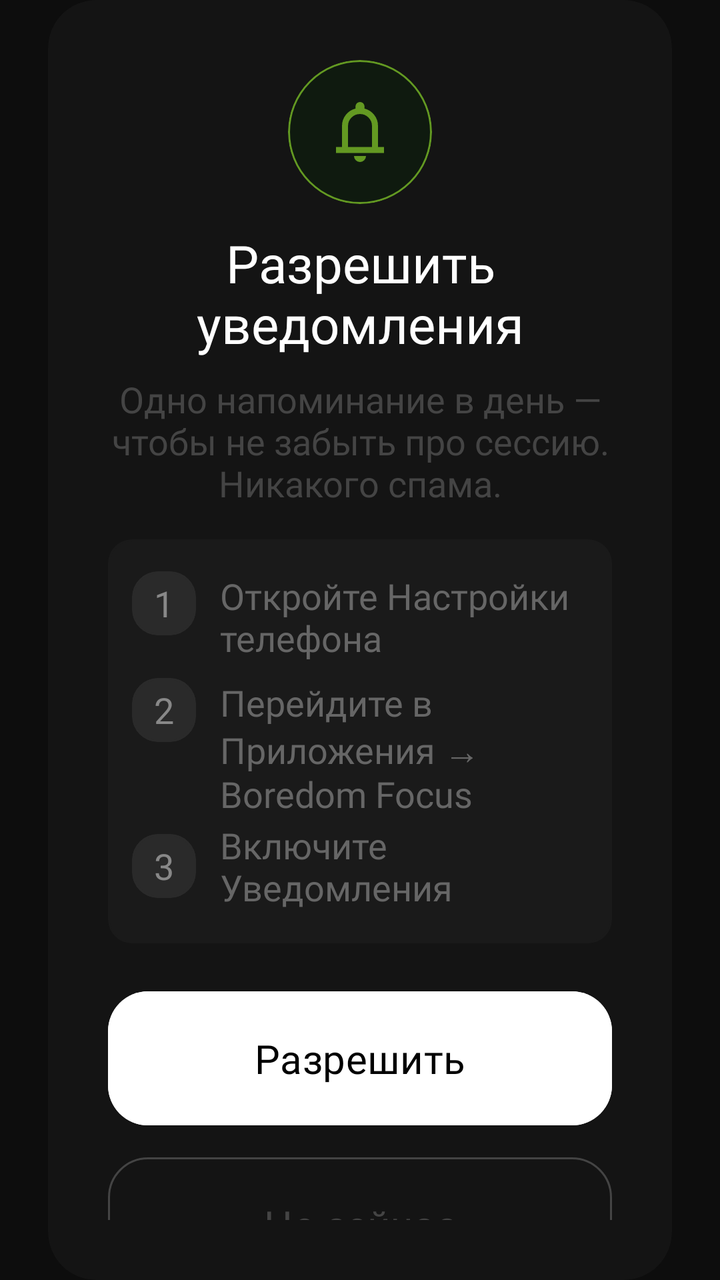
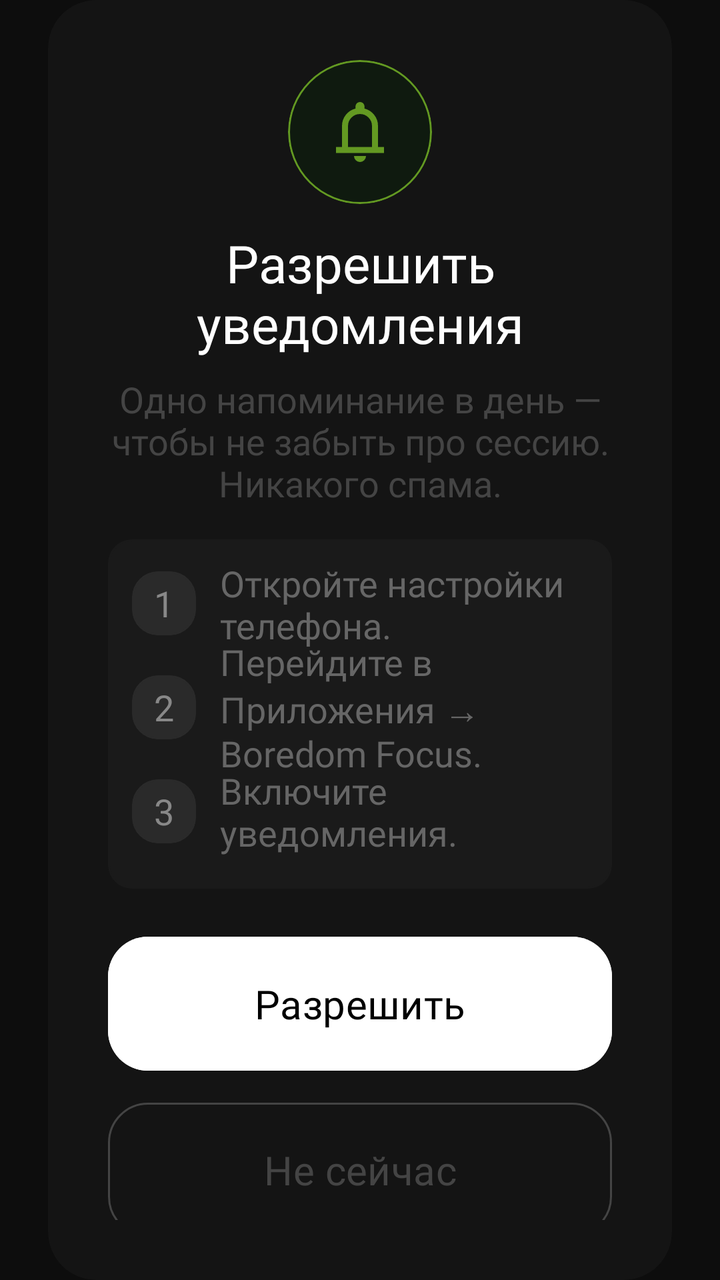

Screens rendered from an Android XML layout before and after an edit, with the pre-edit source and the edit as a unified diff.
<!-- AndroidManifest.xml: application theme Theme.BoredomFocus -->
<!-- res/layout/dialog_notification_permission.xml -->
<FrameLayout xmlns:android="http://schemas.android.com/apk/res/android"
    xmlns:app="http://schemas.android.com/apk/res-auto"
    xmlns:tools="http://schemas.android.com/tools"
    android:layout_width="match_parent"
    android:layout_height="wrap_content"
    android:background="@android:color/transparent"
    android:paddingHorizontal="24dp">

    <com.google.android.material.card.MaterialCardView
        android:id="@+id/cardDialog"
        android:layout_width="match_parent"
        android:layout_height="wrap_content"
        app:cardBackgroundColor="#141414"
        app:cardCornerRadius="24dp"
        app:cardElevation="0dp"
        app:strokeWidth="0dp">

        <androidx.constraintlayout.widget.ConstraintLayout
            android:layout_width="match_parent"
            android:layout_height="wrap_content"
            android:paddingHorizontal="30dp"
            android:paddingVertical="30dp">

            <LinearLayout
                android:id="@+id/layoutStatus"
                android:layout_width="0dp"
                android:layout_height="wrap_content"
                android:orientation="vertical"
                android:gravity="center_horizontal"

                app:layout_constraintTop_toTopOf="parent"
                app:layout_constraintStart_toStartOf="parent"
                app:layout_constraintEnd_toEndOf="parent">

                <com.google.android.material.card.MaterialCardView
                    android:id="@+id/cardIcon"
                    android:layout_width="72dp"
                    android:layout_height="72dp"
                    app:cardBackgroundColor="#0F1A0F"
                    app:cardCornerRadius="36dp"
                    app:strokeColor="@color/green_basic">

                    <ImageView
                        android:id="@+id/ivBackgroundIcon"
                        android:layout_width="36dp"
                        android:layout_height="36dp"
                        android:layout_gravity="center"
                        android:src="@drawable/ic_notification_green"/>

                </com.google.android.material.card.MaterialCardView>

                <TextView
                    android:id="@+id/tvEmail"
                    android:layout_width="wrap_content"
                    android:layout_height="wrap_content"
                    android:layout_marginTop="12dp"
                    android:fontFamily="@font/inter_bold"
                    android:text="Разрешить уведомления"
                    android:textAlignment="center"
                    android:textColor="@color/white"
                    android:textSize="26sp"/>

                <TextView
                    android:id="@+id/tvEmailDescription"
                    android:layout_width="wrap_content"
                    android:layout_height="wrap_content"
                    android:layout_marginTop="8dp"
                    android:fontFamily="@font/inter_medium"
                    android:text="Одно напоминание в день — чтобы не забыть про сессию. Никакого спама."
                    android:textAlignment="center"
                    android:textColor="#444444"
                    android:textSize="18sp"/>

            </LinearLayout>

            <com.google.android.material.card.MaterialCardView
                android:id="@+id/cardInstruction"
                android:layout_width="match_parent"
                android:layout_height="wrap_content"
                android:layout_marginTop="16dp"
                app:cardBackgroundColor="#1A1A1A"
                app:strokeColor="#1A1A1A"
                app:layout_constraintEnd_toEndOf="parent"
                app:layout_constraintHorizontal_bias="0.5"
                app:layout_constraintStart_toStartOf="parent"
                app:layout_constraintTop_toBottomOf="@+id/layoutStatus">

                <androidx.constraintlayout.widget.ConstraintLayout
                    android:layout_width="match_parent"
                    android:layout_height="match_parent"
                    android:paddingHorizontal="12dp"
                    android:paddingVertical="16dp">

                    <com.google.android.material.card.MaterialCardView
                        android:id="@+id/cardOne"
                        android:layout_width="32dp"
                        android:layout_height="32dp"
                        app:cardBackgroundColor="#2A2A2A"
                        app:cardCornerRadius="13dp"
                        app:layout_constraintStart_toStartOf="parent"
                        app:layout_constraintTop_toTopOf="parent"
                        app:strokeColor="#2A2A2A">

                        <TextView
                            android:layout_width="wrap_content"
                            android:layout_height="wrap_content"
                            android:layout_gravity="center"
                            android:text="1"
                            android:textColor="#888888"
                            android:textSize="18sp" />
                    </com.google.android.material.card.MaterialCardView>

                    <TextView
                        android:id="@+id/tvOne"
                        android:layout_width="0dp"
                        android:layout_height="wrap_content"
                        android:layout_gravity="center"
                        android:text="Откройте Настройки телефона"
                        android:textColor="#666666"
                        android:textSize="18sp"
                        android:fontFamily="@font/inter_medium"
                        android:layout_marginStart="12dp"
                        app:layout_constraintStart_toEndOf="@+id/cardOne"
                        app:layout_constraintTop_toTopOf="@+id/cardOne"
                        app:layout_constraintEnd_toEndOf="parent"/>

                    <com.google.android.material.card.MaterialCardView
                        android:id="@+id/cardTwo"
                        android:layout_width="32dp"
                        android:layout_height="32dp"
                        app:cardBackgroundColor="#2A2A2A"
                        app:cardCornerRadius="13dp"
                        android:layout_marginTop="8dp"
                        app:layout_constraintStart_toStartOf="parent"
                        app:layout_constraintTop_toBottomOf="@+id/tvOne"
                        app:strokeColor="#2A2A2A">

                        <TextView
                            android:layout_width="wrap_content"
                            android:layout_height="wrap_content"
                            android:layout_gravity="center"
                            android:text="2"
                            android:textColor="#888888"
                            android:textSize="18sp" />
                    </com.google.android.material.card.MaterialCardView>

                    <TextView
                        android:id="@+id/tvTwo"
                        android:layout_width="0dp"
                        android:layout_height="wrap_content"
                        android:layout_gravity="center"
                        android:layout_marginStart="12dp"
                        android:fontFamily="@font/inter_medium"
                        android:text="Перейдите в Приложения → Boredom Focus"
                        android:textColor="#666666"
                        android:textSize="18sp"
                        app:layout_constraintEnd_toEndOf="parent"
                        app:layout_constraintStart_toEndOf="@+id/cardTwo"
                        app:layout_constraintTop_toTopOf="@+id/cardTwo" />

                    <com.google.android.material.card.MaterialCardView
                        android:id="@+id/cardThree"
                        android:layout_width="32dp"
                        android:layout_height="32dp"
                        android:layout_marginTop="8dp"
                        app:cardBackgroundColor="#2A2A2A"
                        app:cardCornerRadius="13dp"
                        app:layout_constraintStart_toStartOf="parent"
                        app:layout_constraintTop_toBottomOf="@+id/tvTwo"
                        app:strokeColor="#2A2A2A">

                        <TextView
                            android:layout_width="wrap_content"
                            android:layout_height="wrap_content"
                            android:layout_gravity="center"
                            android:text="3"
                            android:textColor="#888888"
                            android:textSize="18sp" />
                    </com.google.android.material.card.MaterialCardView>

                    <TextView
                        android:id="@+id/tvThree"
                        android:layout_width="0dp"
                        android:layout_height="wrap_content"
                        android:layout_gravity="center"
                        android:layout_marginStart="12dp"
                        android:fontFamily="@font/inter_medium"
                        android:text="Включите Уведомления"
                        android:textColor="#666666"
                        android:textSize="18sp"
                        app:layout_constraintBottom_toBottomOf="@+id/cardThree"
                        app:layout_constraintEnd_toEndOf="parent"
                        app:layout_constraintStart_toEndOf="@+id/cardThree"
                        app:layout_constraintTop_toTopOf="@+id/cardThree" />

                </androidx.constraintlayout.widget.ConstraintLayout>
            </com.google.android.material.card.MaterialCardView>

            <com.google.android.material.button.MaterialButton
                android:id="@+id/btnConfirmed"
                android:layout_width="0dp"
                android:layout_height="wrap_content"
                android:layout_marginTop="20dp"
                android:backgroundTint="@color/white"
                android:fontFamily="@font/inter_bold"
                android:padding="20dp"
                android:text="Разрешить"
                android:textColor="@color/black"
                android:textSize="20sp"
                app:cornerRadius="20dp"

                app:layout_constraintTop_toBottomOf="@id/cardInstruction"
                app:layout_constraintStart_toStartOf="parent"
                app:layout_constraintEnd_toEndOf="parent"/>


            <com.google.android.material.button.MaterialButton
                android:id="@+id/btnChangeEmail"
                android:layout_width="0dp"
                android:layout_height="wrap_content"
                android:layout_marginTop="8dp"
                android:backgroundTint="#141414"
                android:fontFamily="@font/inter_bold"
                android:padding="20dp"
                android:text="Не сейчас"
                android:textColor="#444444"
                android:textSize="20sp"
                app:cornerRadius="20dp"
                app:strokeColor="#444444"
                app:strokeWidth="1dp"

                app:layout_constraintTop_toBottomOf="@id/btnConfirmed"
                app:layout_constraintStart_toStartOf="parent"
                app:layout_constraintEnd_toEndOf="parent"/>

        </androidx.constraintlayout.widget.ConstraintLayout>
    </com.google.android.material.card.MaterialCardView>
</FrameLayout>
<!-- resources referenced by this layout -->
<resources>
  <color name="black">#FF000000</color>
  <color name="green_basic">#639922</color>
  <color name="white">#FFFFFFFF</color>
  <!-- drawable ic_notification_green (drawable) -->
  <vector xmlns:android="http://schemas.android.com/apk/res/android" android:height="24dp" android:tint="#639922" android:viewportHeight="960" android:viewportWidth="960" android:width="24dp">
        
      <path android:fillColor="@android:color/white" android:pathData="M160,760L160,680L240,680L240,400Q240,317 290,252.5Q340,188 420,168L420,140Q420,115 437.5,97.5Q455,80 480,80Q505,80 522.5,97.5Q540,115 540,140L540,168Q620,188 670,252.5Q720,317 720,400L720,680L800,680L800,760L160,760ZM480,460L480,460L480,460L480,460Q480,460 480,460Q480,460 480,460Q480,460 480,460Q480,460 480,460ZM480,880Q447,880 423.5,856.5Q400,833 400,800L560,800Q560,833 536.5,856.5Q513,880 480,880ZM320,680L640,680L640,400Q640,334 593,287Q546,240 480,240Q414,240 367,287Q320,334 320,400L320,680Z"/>
      
  </vector>
  <style name="Theme.BoredomFocus" parent="Base.Theme.BoredomFocus" />
  <style name="Base.Theme.BoredomFocus" parent="Theme.Material3.DayNight.NoActionBar">
  
          <item name="android:windowBackground">#0D0D0D</item>
  
          <item name="android:statusBarColor">#0D0D0D</item>
          <item name="android:navigationBarColor">#0D0D0D</item>
  
          <item name="android:windowLightStatusBar">false</item>
          <item name="android:windowLightNavigationBar" tools:targetApi="o_mr1">false</item>
  
          <item name="android:windowDrawsSystemBarBackgrounds">true</item>
          <item name="android:enforceNavigationBarContrast" tools:targetApi="q">false</item>
  
      </style>
</resources>

<!-- the commit's change to res/layout/dialog_notification_permission.xml (unified diff, before → after) -->
@@ -55,7 +55,7 @@
                     android:layout_height="wrap_content"
                     android:layout_marginTop="12dp"
                     android:fontFamily="@font/inter_bold"
-                    android:text="Разрешить уведомления"
+                    android:text="@string/settings_notifications_title"
                     android:textAlignment="center"
                     android:textColor="@color/white"
                     android:textSize="26sp"/>
@@ -66,7 +66,7 @@
                     android:layout_height="wrap_content"
                     android:layout_marginTop="8dp"
                     android:fontFamily="@font/inter_medium"
-                    android:text="Одно напоминание в день — чтобы не забыть про сессию. Никакого спама."
+                    android:text="@string/settings_notifications_description"
                     android:textAlignment="center"
                     android:textColor="#444444"
                     android:textSize="18sp"/>
@@ -115,24 +115,25 @@
                         android:layout_width="0dp"
                         android:layout_height="wrap_content"
                         android:layout_gravity="center"
-                        android:text="Откройте Настройки телефона"
+                        android:layout_marginStart="12dp"
+                        android:fontFamily="@font/inter_medium"
+                        android:text="@string/settings_notifications_instruction_1"
                         android:textColor="#666666"
                         android:textSize="18sp"
-                        android:fontFamily="@font/inter_medium"
-                        android:layout_marginStart="12dp"
+                        app:layout_constraintBottom_toBottomOf="@+id/cardOne"
+                        app:layout_constraintEnd_toEndOf="parent"
                         app:layout_constraintStart_toEndOf="@+id/cardOne"
-                        app:layout_constraintTop_toTopOf="@+id/cardOne"
-                        app:layout_constraintEnd_toEndOf="parent"/>
+                        app:layout_constraintTop_toTopOf="@+id/cardOne" />
 
                     <com.google.android.material.card.MaterialCardView
                         android:id="@+id/cardTwo"
                         android:layout_width="32dp"
                         android:layout_height="32dp"
+                        android:layout_marginTop="20dp"
                         app:cardBackgroundColor="#2A2A2A"
                         app:cardCornerRadius="13dp"
-                        android:layout_marginTop="8dp"
                         app:layout_constraintStart_toStartOf="parent"
-                        app:layout_constraintTop_toBottomOf="@+id/tvOne"
+                        app:layout_constraintTop_toBottomOf="@+id/cardOne"
                         app:strokeColor="#2A2A2A">
 
                         <TextView
@@ -151,9 +152,10 @@
                         android:layout_gravity="center"
                         android:layout_marginStart="12dp"
                         android:fontFamily="@font/inter_medium"
-                        android:text="Перейдите в Приложения → Boredom Focus"
+                        android:text="@string/settings_notifications_instruction_2"
                         android:textColor="#666666"
                         android:textSize="18sp"
+                        app:layout_constraintBottom_toBottomOf="@+id/cardTwo"
                         app:layout_constraintEnd_toEndOf="parent"
                         app:layout_constraintStart_toEndOf="@+id/cardTwo"
                         app:layout_constraintTop_toTopOf="@+id/cardTwo" />
@@ -162,11 +164,11 @@
                         android:id="@+id/cardThree"
                         android:layout_width="32dp"
                         android:layout_height="32dp"
-                        android:layout_marginTop="8dp"
+                        android:layout_marginTop="20dp"
                         app:cardBackgroundColor="#2A2A2A"
                         app:cardCornerRadius="13dp"
                         app:layout_constraintStart_toStartOf="parent"
-                        app:layout_constraintTop_toBottomOf="@+id/tvTwo"
+                        app:layout_constraintTop_toBottomOf="@+id/cardTwo"
                         app:strokeColor="#2A2A2A">
 
                         <TextView
@@ -185,7 +187,7 @@
                         android:layout_gravity="center"
                         android:layout_marginStart="12dp"
                         android:fontFamily="@font/inter_medium"
-                        android:text="Включите Уведомления"
+                        android:text="@string/settings_notifications_instruction_3"
                         android:textColor="#666666"
                         android:textSize="18sp"
                         app:layout_constraintBottom_toBottomOf="@+id/cardThree"
@@ -204,7 +206,7 @@
                 android:backgroundTint="@color/white"
                 android:fontFamily="@font/inter_bold"
                 android:padding="20dp"
-                android:text="Разрешить"
+                android:text="@string/settings_notifications_allow"
                 android:textColor="@color/black"
                 android:textSize="20sp"
                 app:cornerRadius="20dp"
@@ -222,7 +224,7 @@
                 android:backgroundTint="#141414"
                 android:fontFamily="@font/inter_bold"
                 android:padding="20dp"
-                android:text="Не сейчас"
+                android:text="@string/settings_notifications_not_now"
                 android:textColor="#444444"
                 android:textSize="20sp"
                 app:cornerRadius="20dp"
<!-- resource entries referenced after the edit -->
@@ -9,6 +9,27 @@
       <path android:fillColor="@android:color/white" android:pathData="M160,760L160,680L240,680L240,400Q240,317 290,252.5Q340,188 420,168L420,140Q420,115 437.5,97.5Q455,80 480,80Q505,80 522.5,97.5Q540,115 540,140L540,168Q620,188 670,252.5Q720,317 720,400L720,680L800,680L800,760L160,760ZM480,460L480,460L480,460L480,460Q480,460 480,460Q480,460 480,460Q480,460 480,460Q480,460 480,460ZM480,880Q447,880 423.5,856.5Q400,833 400,800L560,800Q560,833 536.5,856.5Q513,880 480,880ZM320,680L640,680L640,400Q640,334 593,287Q546,240 480,240Q414,240 367,287Q320,334 320,400L320,680Z"/>
       
   </vector>
+  <string name="settings_notifications_allow">
+          Разрешить
+      </string>
+  <string name="settings_notifications_description">
+          Одно напоминание в день — чтобы не забыть про сессию. Никакого спама.
+      </string>
+  <string name="settings_notifications_instruction_1">
+          Откройте настройки телефона.
+      </string>
+  <string name="settings_notifications_instruction_2">
+          Перейдите в Приложения → Boredom Focus.
+      </string>
+  <string name="settings_notifications_instruction_3">
+          Включите уведомления.
+      </string>
+  <string name="settings_notifications_not_now">
+          Не сейчас
+      </string>
+  <string name="settings_notifications_title">
+          Разрешить уведомления
+      </string>
   <style name="Theme.BoredomFocus" parent="Base.Theme.BoredomFocus" />
   <style name="Base.Theme.BoredomFocus" parent="Theme.Material3.DayNight.NoActionBar">
   
